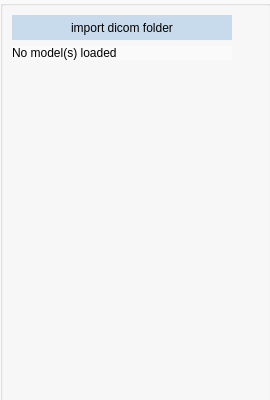
Old version of the form src/windows/ui/import_view.ui in the repository brachify/brachify.
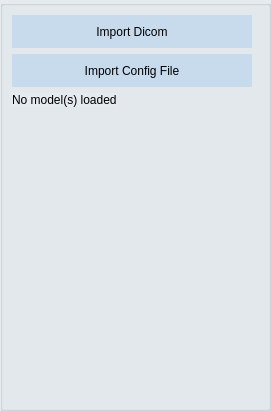
New version of the form.

```diff
--- a/src/windows/ui/import_view.ui
+++ b/src/windows/ui/import_view.ui
@@ -6,8 +6,8 @@
    <rect>
     <x>0</x>
     <y>0</y>
-    <width>270</width>
-    <height>400</height>
+    <width>271</width>
+    <height>411</height>
    </rect>
   </property>
   <property name="windowTitle">
@@ -16,19 +16,6 @@
   <property name="styleSheet">
    <string notr="true">background-color: rgb(250,250,250);</string>
   </property>
-  <widget class="QLabel" name="label">
-   <property name="geometry">
-    <rect>
-     <x>0</x>
-     <y>0</y>
-     <width>271</width>
-     <height>401</height>
-    </rect>
-   </property>
-   <property name="text">
-    <string/>
-   </property>
-  </widget>
   <widget class="QGroupBox" name="groupBox_3">
    <property name="geometry">
     <rect>
@@ -46,25 +33,28 @@
    </property>
    <property name="maximumSize">
     <size>
-     <width>16777215</width>
-     <height>16777215</height>
+     <width>271</width>
+     <height>411</height>
     </size>
    </property>
+   <property name="styleSheet">
+    <string notr="true">background-color: rgb(230, 235, 240);</string>
+   </property>
    <property name="title">
     <string/>
    </property>
    <layout class="QFormLayout" name="formLayout_2">
-    <item row="0" column="0">
-     <widget class="QPushButton" name="btn_import_folder">
+    <item row="1" column="0" colspan="2">
+     <widget class="QPushButton" name="btn_import_folder_2">
       <property name="minimumSize">
        <size>
-        <width>220</width>
-        <height>25</height>
+        <width>240</width>
+        <height>33</height>
        </size>
       </property>
       <property name="maximumSize">
        <size>
-        <width>16777215</width>
+        <width>240</width>
         <height>16777215</height>
        </size>
       </property>
@@ -84,29 +74,51 @@
 }</string>
       </property>
       <property name="text">
-       <string>import dicom folder</string>
+       <string>Import Config File</string>
       </property>
      </widget>
     </item>
-    <item row="1" column="0">
+    <item row="2" column="0">
      <widget class="QLabel" name="label_file_info">
-      <property name="minimumSize">
-       <size>
-        <width>220</width>
-        <height>0</height>
-       </size>
-      </property>
-      <property name="maximumSize">
-       <size>
-        <width>16777215</width>
-        <height>16777215</height>
-       </size>
-      </property>
       <property name="text">
        <string>No model(s) loaded</string>
       </property>
      </widget>
     </item>
+    <item row="0" column="0" colspan="2">
+     <widget class="QPushButton" name="btn_import_folder">
+      <property name="minimumSize">
+       <size>
+        <width>240</width>
+        <height>33</height>
+       </size>
+      </property>
+      <property name="maximumSize">
+       <size>
+        <width>240</width>
+        <height>16777215</height>
+       </size>
+      </property>
+      <property name="styleSheet">
+       <string notr="true">QPushButton {
+	color: rgb(0, 0, 0);
+	background-color: rgb(199, 219, 237);
+	border: 0px solid;
+}
+QPushButton:hover {
+	color: rgb(250,250,250);
+	background-color: rgb(48, 88, 162);
+}
+QPushButton:pressed {
+	color: rgb(250,250,250);
+	background-color: rgb(28, 44, 81);
+}</string>
+      </property>
+      <property name="text">
+       <string>Import Dicom</string>
+      </property>
+     </widget>
+    </item>
    </layout>
   </widget>
  </widget>
```
